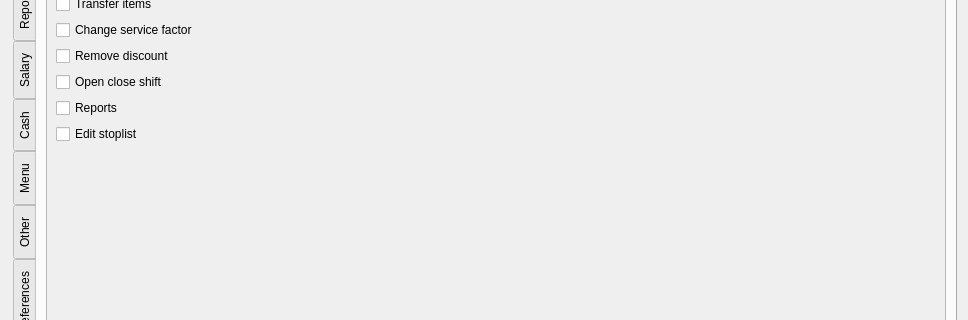
This is Forms/c5grouppermissionseditor.ui in End1-1/Cafe5 as Qt 5 draws it before an edit; both pictures show x 0 to 968 and y 272 to 592 of the 968 by 852 pixel window. The edited form follows.
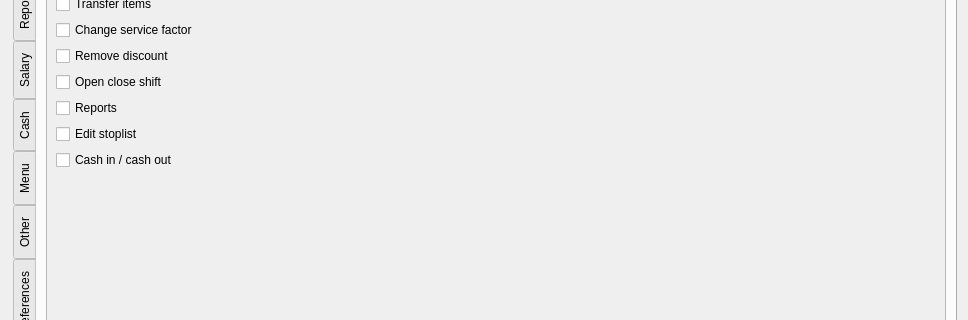
This is the edited form. The open tabs and pages were chosen to show the change. Custom widgets are drawn as their Qt base class.

What changed in the file:
```diff
--- a/Forms/c5grouppermissionseditor.ui
+++ b/Forms/c5grouppermissionseditor.ui
@@ -342,6 +342,16 @@
              </property>
             </widget>
            </item>
+           <item>
+            <widget class="C5CheckBox" name="checkBox_218">
+             <property name="text">
+              <string>Cash in / cash out</string>
+             </property>
+             <property name="Tag" stdset="0">
+              <number>515</number>
+             </property>
+            </widget>
+           </item>
            <item>
             <spacer name="verticalSpacer_12">
              <property name="orientation">
```
